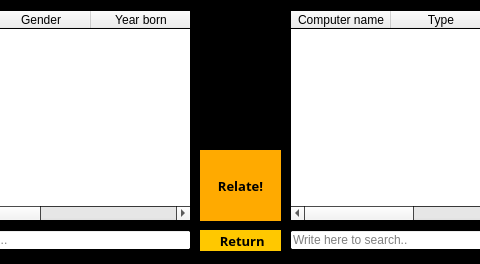
Old version of the form relationwindow.ui in the repository stefanv15/verklegtNamskeid_skil3; both pictures show x 120 to 600 and y 0 to 264 of the 723 by 264 pixel window.
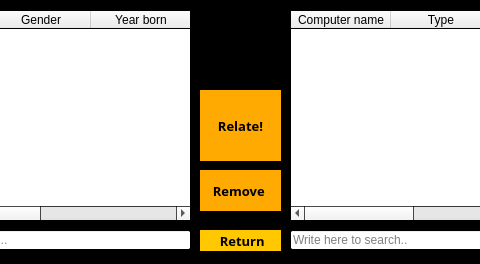
New version of the form.

What changed in the file:
```diff
--- a/relationwindow.ui
+++ b/relationwindow.ui
@@ -175,7 +175,7 @@
    <property name="geometry">
     <rect>
      <x>320</x>
-     <y>150</y>
+     <y>90</y>
      <width>81</width>
      <height>71</height>
     </rect>
@@ -227,6 +227,34 @@
     <string> Return</string>
    </property>
   </widget>
+  <widget class="QPushButton" name="button_relation_remove">
+   <property name="geometry">
+    <rect>
+     <x>320</x>
+     <y>170</y>
+     <width>81</width>
+     <height>41</height>
+    </rect>
+   </property>
+   <property name="font">
+    <font>
+     <family>Rockwell</family>
+     <pointsize>10</pointsize>
+     <weight>75</weight>
+     <bold>true</bold>
+    </font>
+   </property>
+   <property name="styleSheet">
+    <string notr="true">QPushButton
+{
+	color: black;
+	background-color: rgba(255, 170, 0); border: none;
+}</string>
+   </property>
+   <property name="text">
+    <string>Remove </string>
+   </property>
+  </widget>
  </widget>
  <resources/>
  <connections/>
```
Left out of the diff: 2 changed lines with no effect on the pictures.
